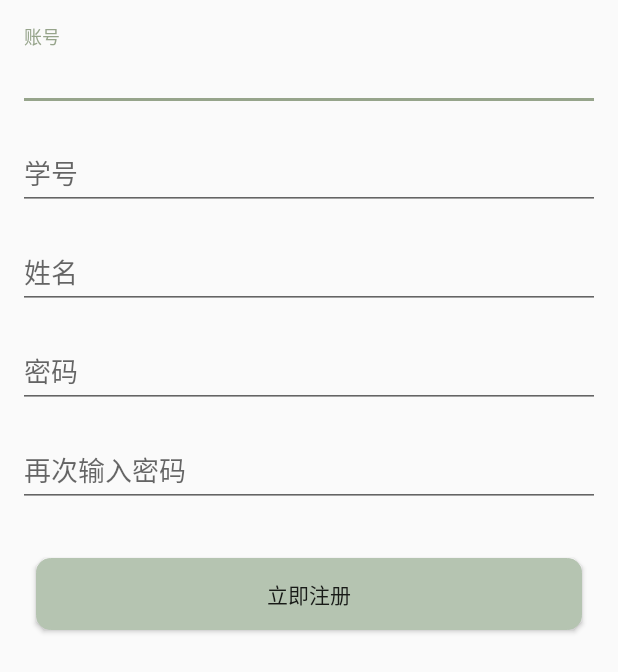
After one commit to fzuiot2015/edu-android, an Android app: the layout activity_register_for_teacher.xml on its own in the app's theme, with its tools: preview values and no code run, on a phone screen of 412 x 824 dp. The commit adds this screen. Shown: the top 672 px of the screen. Run offline under Robolectric (Android 15) with nearby library versions, the phone set to English and light mode, and no system bars.

```diff
--- a/app/src/main/AndroidManifest.xml
+++ b/app/src/main/AndroidManifest.xml
@@ -31,7 +31,7 @@
         <activity
             android:name=".activity.LoginActivity"
             android:label="@string/title_activity_login" />
-        <activity android:name=".Register">
+        <activity android:name=".student.StudentRegisterActivity">
 
         </activity>
     </application>
--- a/app/src/main/res/layout/activity_login.xml
+++ b/app/src/main/res/layout/activity_login.xml
@@ -30,7 +30,7 @@
                 android:imeOptions="actionNext"
                 android:inputType="text"
                 android:maxLines="1"
-                android:nextFocusForward="@id/register_input_password"
+                android:nextFocusForward="@id/register_input_password_srudent"
                 android:singleLine="true" />
 
         </android.support.design.widget.TextInputLayout>
@@ -40,7 +40,7 @@
             android:layout_height="wrap_content">
 
             <EditText
-                android:id="@+id/register_input_password"
+                android:id="@+id/register_input_password_srudent"
                 android:layout_width="match_parent"
                 android:layout_height="wrap_content"
                 android:hint="@string/prompt_password"
@@ -79,7 +79,7 @@
             android:layout_height="wrap_content">
 
             <Button
-                android:id="@+id/register_button"
+                android:id="@+id/register_button_student"
                 style="?android:textAppearanceSmall"
                 android:layout_width="wrap_content"
                 android:layout_height="wrap_content"
--- /dev/null
+++ b/app/src/main/res/layout/activity_register_for_teacher.xml
@@ -0,0 +1,134 @@
+<?xml version="1.0" encoding="utf-8"?>
+<LinearLayout xmlns:android="http://schemas.android.com/apk/res/android"
+    xmlns:tools="http://schemas.android.com/tools"
+    android:layout_width="match_parent"
+    android:layout_height="match_parent"
+    android:orientation="vertical"
+    tools:context=".student.StudentRegisterActivity">
+
+    <android.support.design.widget.TextInputLayout
+        android:layout_width="match_parent"
+        android:layout_height="wrap_content"
+        android:layout_marginBottom="10dp"
+        android:layout_marginRight="12dp"
+        android:layout_marginLeft="12dp"
+        android:layout_marginTop="18dp"
+        tools:layout_editor_absoluteX="0dp"
+        tools:layout_editor_absoluteY="0dp">
+
+        <AutoCompleteTextView
+            android:id="@+id/register_input_account_student"
+            android:layout_width="match_parent"
+            android:layout_height="wrap_content"
+            android:hint="@string/prompt_account"
+            android:imeOptions="actionNext"
+            android:inputType="text"
+            android:maxLines="1"
+            android:nextFocusForward="@id/register_input_id_student"
+            android:singleLine="true" />
+
+
+    </android.support.design.widget.TextInputLayout>
+
+    <android.support.design.widget.TextInputLayout
+        android:layout_width="match_parent"
+        android:layout_height="wrap_content"
+        android:layout_marginRight="12dp"
+        android:layout_marginLeft="12dp"
+        android:layout_marginBottom="10dp"
+        tools:layout_editor_absoluteX="0dp"
+        tools:layout_editor_absoluteY="68dp">
+
+        <EditText
+            android:id="@+id/register_input_id_student"
+            android:layout_width="match_parent"
+            android:layout_height="wrap_content"
+            android:hint="@string/nav_header_id"
+            android:imeActionId="6"
+            android:imeOptions="actionUnspecified"
+            android:inputType="number"
+            android:maxLines="1"
+            android:nextFocusForward="@id/register_input_id_student"
+            android:singleLine="true" />
+
+    </android.support.design.widget.TextInputLayout>
+
+    <android.support.design.widget.TextInputLayout
+        android:layout_width="match_parent"
+        android:layout_height="wrap_content"
+        android:layout_marginRight="12dp"
+        android:layout_marginLeft="12dp"
+        android:layout_marginBottom="10dp"
+        tools:layout_editor_absoluteX="0dp"
+        tools:layout_editor_absoluteY="135dp">
+
+        <EditText
+            android:id="@+id/register_input_name_student"
+            android:layout_width="match_parent"
+            android:layout_height="wrap_content"
+            android:hint="@string/nav_header_name"
+            android:imeActionId="6"
+            android:imeOptions="actionUnspecified"
+            android:inputType="text"
+            android:maxLines="1"
+            android:nextFocusForward="@id/register_input_password_srudent"
+            android:singleLine="true" />
+
+    </android.support.design.widget.TextInputLayout>
+
+    <android.support.design.widget.TextInputLayout
+        android:layout_width="match_parent"
+        android:layout_height="wrap_content"
+        android:layout_marginRight="12dp"
+        android:layout_marginLeft="12dp"
+        android:layout_marginBottom="10dp"
+        tools:layout_editor_absoluteX="0dp"
+        tools:layout_editor_absoluteY="203dp">
+
+        <EditText
+            android:id="@+id/register_input_password_srudent"
+            android:layout_width="match_parent"
+            android:layout_height="wrap_content"
+            android:hint="@string/prompt_password"
+            android:imeActionId="6"
+            android:imeOptions="actionUnspecified"
+            android:inputType="textPassword"
+            android:maxLines="1"
+            android:nextFocusForward="@id/register_input_password_check_student"
+            android:singleLine="true" />
+
+    </android.support.design.widget.TextInputLayout>
+    <android.support.design.widget.TextInputLayout
+        android:layout_width="match_parent"
+        android:layout_height="wrap_content"
+        android:layout_marginRight="12dp"
+        android:layout_marginLeft="12dp"
+        android:layout_marginBottom="10dp"
+        tools:layout_editor_absoluteX="0dp"
+        tools:layout_editor_absoluteY="203dp">
+
+        <EditText
+            android:id="@+id/register_input_password_check_student"
+            android:layout_width="match_parent"
+            android:layout_height="wrap_content"
+            android:hint="再次输入密码"
+            android:imeActionId="6"
+            android:imeOptions="actionUnspecified"
+            android:inputType="textPassword"
+            android:maxLines="1"
+            android:singleLine="true" />
+
+    </android.support.design.widget.TextInputLayout>
+
+    <Button
+        android:id="@+id/register_button_student"
+        android:layout_width="match_parent"
+        android:layout_height="wrap_content"
+        android:layout_marginTop="24dp"
+        android:layout_marginLeft="24dp"
+        android:layout_marginRight="24dp"
+        android:background="@drawable/button_border"
+        android:text="立即注册" />
+
+
+</LinearLayout>
--- a/app/src/main/res/layout/fragment_course_list.xml
+++ b/app/src/main/res/layout/fragment_course_list.xml
@@ -4,7 +4,7 @@
     android:layout_width="match_parent"
     android:layout_height="match_parent"
     android:background="#fffaf4"
-    tools:context=".fragment.CourseFragment">
+    tools:context=".student.fragment.CourseFragment">
 
     <ListView
         android:id="@+id/course_list"
```
Also changed, not shown: app/src/main/java/fzu/edu/Register.java (deleted, +0 -26 lines), app/src/main/java/fzu/edu/activity/LoginActivity.java (+19 -5 lines), app/src/main/java/fzu/edu/student/MainActivityForStudent.java (+5 -4 lines), app/src/main/java/fzu/edu/student/StudentRegisterActivity.java (added, +128 -0 lines), app/src/main/java/fzu/edu/teacher/MainActivityForTeacher.java (+4 -3 lines), app/src/main/java/fzu/edu/teacher/TeacherRegisterActivity.java (added, +26 -0 lines), app/src/main/res/layout/activity_register_for_student.xml (renamed from app/src/main/res/layout/activity_register.xml, +33 -57 lines).
